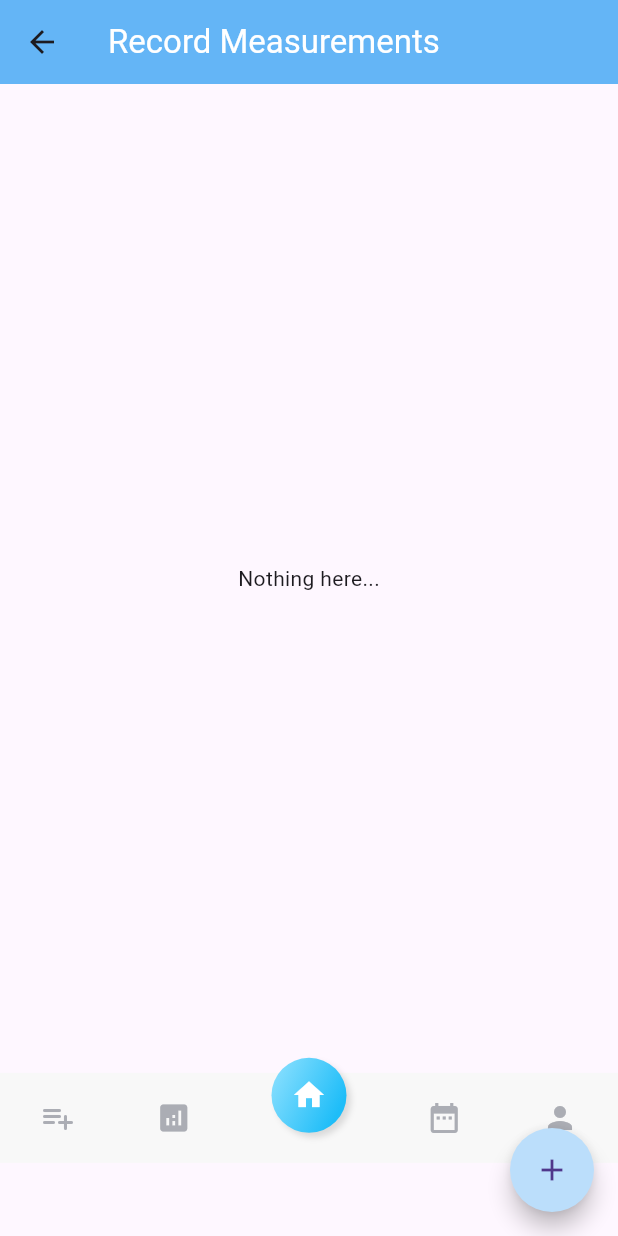
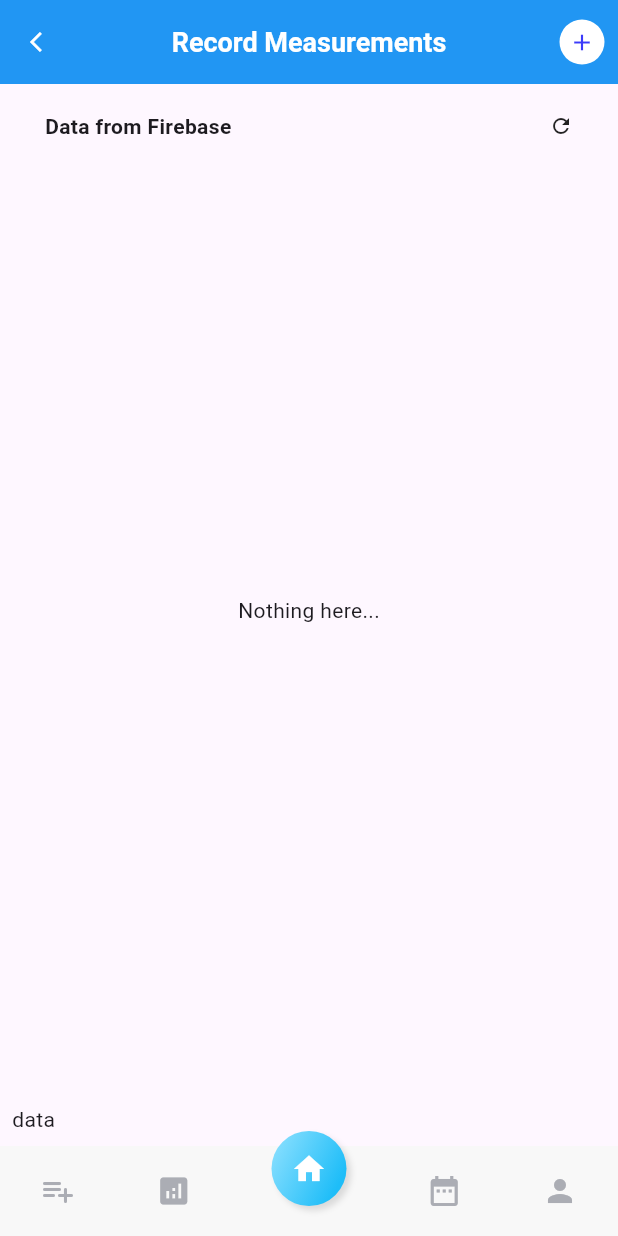
Before and after one commit to iostream-code/fitmo_mobile, a Flutter app: the screen it shows after launch, after a tap on the "analytics" icon, on a phone screen of 412 x 824 dp. Run offline on Flutter 3.47's test engine with Material 3 defaults, Android fonts, the phone set to English and light mode, and no system bars; our stand-ins replace animated_splash_screen, cloud_firestore, firebase_core, permission_handler; missing offline and left inert: health; accounts and stored records are empty.

Commit message:
Add new UI for fitness report page

```diff
--- a/lib/pages/home/home_page.dart
+++ b/lib/pages/home/home_page.dart
@@ -1,6 +1,6 @@
 import 'package:fitmo_mobile/pages/home/home_controller.dart';
 import 'package:fitmo_mobile/pages/home/widgets/activity.dart';
-import 'package:fitmo_mobile/pages/home/widgets/current.dart';
+import 'package:fitmo_mobile/pages/home/widgets/programs.dart';
 import 'package:fitmo_mobile/pages/home/widgets/header.dart';
 import 'package:fitmo_mobile/widgets/bottom_nav.dart';
 import 'package:flutter/material.dart';
--- a/lib/pages/home/widgets/activity.dart
+++ b/lib/pages/home/widgets/activity.dart
@@ -9,16 +9,21 @@ class RecentActivities extends StatelessWidget {
   Widget build(BuildContext context) {
     return Expanded(
         child: Padding(
-      padding: const EdgeInsets.symmetric(vertical: 20, horizontal: 30),
+      padding: const EdgeInsets.symmetric(
+        vertical: 20,
+        horizontal: 30,
+      ),
       child: Column(
         crossAxisAlignment: CrossAxisAlignment.start,
         children: [
-          Text('Recent Activity',
-              style: Theme.of(context).textTheme.displayLarge),
-          const SizedBox(height: 20),
+          Text(
+            'Recent Activity',
+            style: Theme.of(context).textTheme.displayLarge,
+          ),
+          const SizedBox(height: 15),
           Expanded(
             child: ListView.builder(
-              itemCount: 10,
+              itemCount: 8,
               itemBuilder: (context, index) => const ActivityItem(),
             ),
           )
@@ -34,9 +39,7 @@ class ActivityItem extends StatelessWidget {
   static const activities = [
     'Running',
     'Swimming',
-    'Hiking',
-    'Walking',
-    'Cycling'
+    'Cycling',
   ];
 
   @override
--- a/lib/pages/home/widgets/current.dart
+++ b/lib/pages/home/widgets/programs.dart
@@ -30,7 +30,7 @@ class _CurrentProgramsState extends State<CurrentPrograms> {
             mainAxisAlignment: MainAxisAlignment.spaceBetween,
             children: [
               Text(
-                'Current Programs',
+                'Recommendation Programs',
                 style: Theme.of(context).textTheme.displayLarge,
               ),
               const Icon(
--- a/lib/pages/reports/report_page.dart
+++ b/lib/pages/reports/report_page.dart
@@ -1,4 +1,6 @@
+import 'package:fitmo_mobile/pages/reports/widgets/fitness_report_api.dart';
 import 'package:fitmo_mobile/pages/reports/widgets/fitness_report.dart';
+import 'package:fitmo_mobile/pages/reports/widgets/header.dart';
 import 'package:fitmo_mobile/widgets/bottom_nav.dart';
 import 'package:flutter/material.dart';
 
@@ -12,34 +14,14 @@ class ReportPage extends StatefulWidget {
 class _ReportPageState extends State<ReportPage> {
   @override
   Widget build(BuildContext context) {
-    return Scaffold(
-      resizeToAvoidBottomInset: false,
-      appBar: appBar(),
-      body: const Column(
+    return const Scaffold(
+      body: Column(
         children: [
+          ReportHeader(),
           FitnessReport(),
+          FitnessReportApi(),
           BottomNav(),
         ],
-      ),
-      floatingActionButton: FloatingActionButton(
-        onPressed: () {},
-        shape: RoundedRectangleBorder(
-          borderRadius: BorderRadius.circular(50),
-        ),
-        backgroundColor: Colors.blue[100],
-        child: const Icon(Icons.add),
-      ),
-    );
-  }
-
-  PreferredSizeWidget appBar() {
-    return AppBar(
-      backgroundColor: Colors.blue[300],
-      title: const Text(
-        "Record Measurements",
-        style: TextStyle(
-          color: Colors.white,
-        ),
       ),
     );
   }
--- /dev/null
+++ b/lib/pages/reports/widgets/fitness_data_add.dart
@@ -0,0 +1,10 @@
+import 'package:flutter/material.dart';
+
+class FitnessDataAdd extends StatelessWidget {
+  const FitnessDataAdd({super.key});
+
+  @override
+  Widget build(BuildContext context) {
+    return const Placeholder();
+  }
+}
--- a/lib/pages/reports/widgets/fitness_report.dart
+++ b/lib/pages/reports/widgets/fitness_report.dart
@@ -1,6 +1,7 @@
 import 'package:fitmo_mobile/models/fitness_data.dart';
 import 'package:fitmo_mobile/services/fitness_database.dart';
 import 'package:flutter/material.dart';
+import 'package:intl/intl.dart';
 
 class FitnessReport extends StatefulWidget {
   const FitnessReport({super.key});
@@ -14,11 +15,42 @@ class _FitnessReportState extends State<FitnessReport> {
 
   @override
   Widget build(BuildContext context) {
-    return SafeArea(
-      child: Column(
-        children: [
-          fitnessCard(),
-        ],
+    return Expanded(
+      child: Padding(
+        padding: const EdgeInsets.symmetric(
+          horizontal: 10,
+          vertical: 8,
+        ),
+        child: Column(
+          children: [
+            const Padding(
+              padding: EdgeInsets.only(
+                right: 20,
+                left: 20,
+                top: 10,
+                bottom: 0,
+              ),
+              child: Row(
+                mainAxisAlignment: MainAxisAlignment.spaceBetween,
+                children: [
+                  Text(
+                    "Data from Firebase",
+                    style: TextStyle(
+                      fontWeight: FontWeight.bold,
+                    ),
+                  ),
+                  Icon(
+                    Icons.refresh,
+                    size: 16,
+                  ),
+                ],
+              ),
+            ),
+            Expanded(
+              child: fitnessCard(),
+            ),
+          ],
+        ),
       ),
     );
   }
@@ -52,12 +84,19 @@ class _FitnessReportState extends State<FitnessReport> {
                 ),
                 child: ListTile(
                   tileColor: Colors.blue[100],
-                  leading: Text(data.unit),
+                  leading: Text(
+                    data.value.toString(),
+                    style: const TextStyle(
+                      fontSize: 24,
+                    ),
+                  ),
                   title: Text(data.fitnessType),
                   subtitle: Text(
-                    data.value.toString(),
+                    DateFormat('dd-MM-yyyy h a').format(
+                      data.dateFrom.toDate(),
+                    ),
                   ),
-                  trailing: Icon(Icons.more_vert),
+                  trailing: const Icon(Icons.delete),
                   onLongPress: () {
                     _database.deleteFitnessData(dataId);
                   },
--- /dev/null
+++ b/lib/pages/reports/widgets/fitness_report_api.dart
@@ -0,0 +1,26 @@
+import 'package:flutter/material.dart';
+
+class FitnessReportApi extends StatefulWidget {
+  const FitnessReportApi({super.key});
+
+  @override
+  State<FitnessReportApi> createState() => _FitnessReportApiState();
+}
+
+class _FitnessReportApiState extends State<FitnessReportApi> {
+  @override
+  Widget build(BuildContext context) {
+    return Column(
+      children: [
+        Padding(
+          padding: EdgeInsets.all(8.0),
+          child: Row(
+            children: [
+              Text("data"),
+            ],
+          ),
+        ),
+      ],
+    );
+  }
+}
--- /dev/null
+++ b/lib/pages/reports/widgets/header.dart
@@ -0,0 +1,50 @@
+import 'package:flutter/material.dart';
+
+class ReportHeader extends StatelessWidget {
+  const ReportHeader({super.key});
+
+  @override
+  Widget build(BuildContext context) {
+    return AppBar(
+      backgroundColor: Colors.blue,
+      elevation: 0,
+      leading: IconButton(
+        onPressed: () {
+          Navigator.of(context).pushNamed("/");
+        },
+        icon: Icon(
+          Icons.arrow_back_ios,
+          color: Colors.white,
+          size: 16,
+        ),
+      ),
+      title: Text(
+        "Record Measurements",
+        style: TextStyle(
+          color: Colors.white,
+          fontWeight: FontWeight.bold,
+          fontSize: 18,
+        ),
+      ),
+      centerTitle: true,
+      actions: [
+        TextButton(
+          onPressed: () {},
+          style: ElevatedButton.styleFrom(
+            padding: const EdgeInsets.all(5),
+            maximumSize: const Size(30, 30),
+            minimumSize: const Size(30, 30),
+            shape: const CircleBorder(),
+            // backgroundColor: Color.fromARGB(255, 218, 220, 255),
+            backgroundColor: Colors.white,
+            foregroundColor: Color.fromARGB(255, 59, 59, 250),
+          ),
+          child: Icon(
+            Icons.add,
+            size: 18,
+          ),
+        ),
+      ],
+    );
+  }
+}
--- a/pubspec.yaml
+++ b/pubspec.yaml
@@ -38,6 +38,7 @@ dependencies:
   hexcolor: ^3.0.1
   firebase_core: ^2.27.0
   cloud_firestore: ^4.15.8
+  intl: ^0.19.0
 
 dev_dependencies:
   flutter_test:
```
Also changed, not shown: pubspec.lock.
